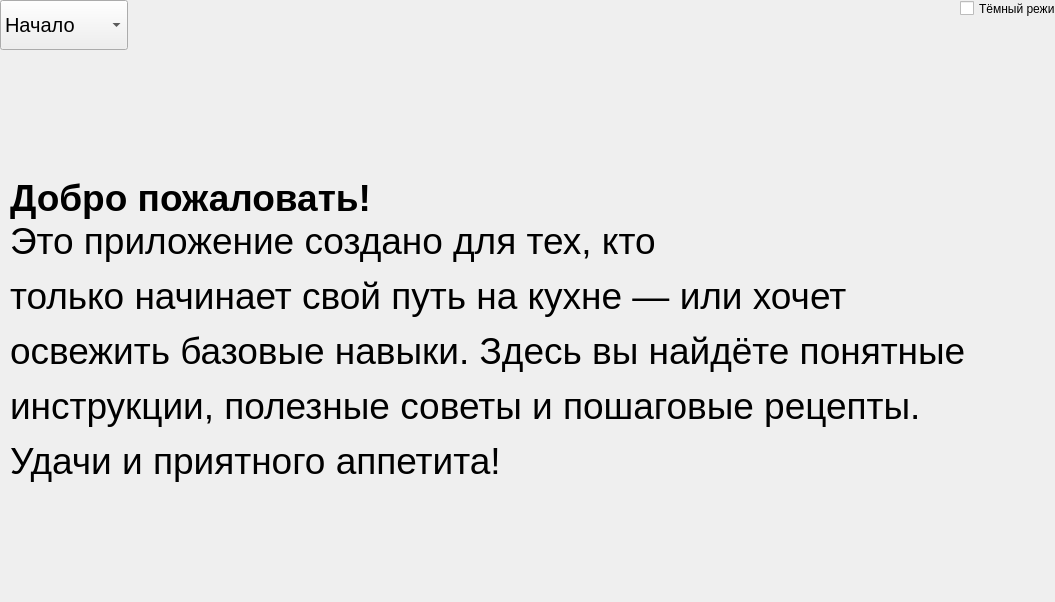
Before: the Qt Designer form MASLO.ui in usys36545-netizen/MASLO, drawn with Qt 5.
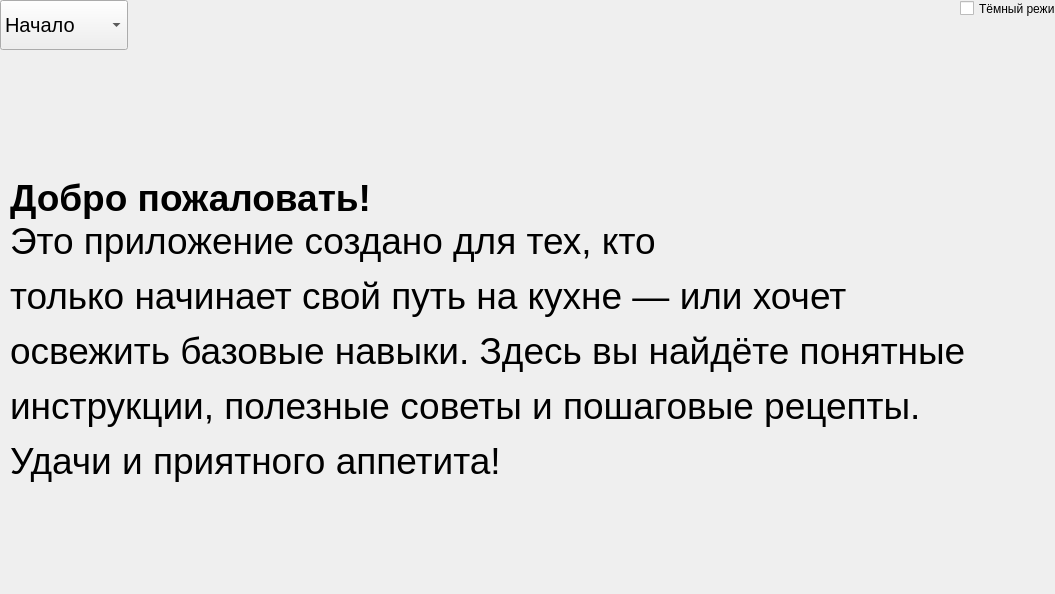
After: the same form once the commit is applied.

Commit message:
Вроде сделал маштабирование экрана
добавил функцию 'QApplication.setAttribute(Qt.AA_EnableHighDpiScaling, True)
    QApplication.setAttribute(Qt.AA_UseHighDpiPixmaps, True)'

What changed in the file:
```diff
--- a/MASLO.ui
+++ b/MASLO.ui
@@ -7,11 +7,20 @@
     <x>0</x>
     <y>0</y>
     <width>1055</width>
-    <height>602</height>
+    <height>594</height>
    </rect>
   </property>
+  <property name="sizePolicy">
+   <sizepolicy hsizetype="Fixed" vsizetype="Fixed">
+    <horstretch>0</horstretch>
+    <verstretch>0</verstretch>
+   </sizepolicy>
+  </property>
   <property name="windowTitle">
-   <string>Dialog</string>
+   <string>Maslo</string>
+  </property>
+  <property name="layoutDirection">
+   <enum>Qt::LeftToRight</enum>
   </property>
   <widget class="QComboBox" name="comboBox">
    <property name="geometry">
@@ -124,6 +133,9 @@
    </property>
   </widget>
   <widget class="QLabel" name="label">
+   <property name="enabled">
+    <bool>true</bool>
+   </property>
    <property name="geometry">
     <rect>
      <x>10</x>
@@ -132,6 +144,21 @@
      <height>561</height>
     </rect>
    </property>
+   <property name="sizePolicy">
+    <sizepolicy hsizetype="Expanding" vsizetype="Expanding">
+     <horstretch>100</horstretch>
+     <verstretch>100</verstretch>
+    </sizepolicy>
+   </property>
+   <property name="font">
+    <font>
+     <weight>50</weight>
+     <italic>false</italic>
+     <bold>false</bold>
+     <underline>false</underline>
+     <strikeout>false</strikeout>
+    </font>
+   </property>
    <property name="toolTipDuration">
     <number>2</number>
    </property>
```
Left out of the diff: 12 changed lines with no effect on the pictures. The commit also changes 1 other file.
